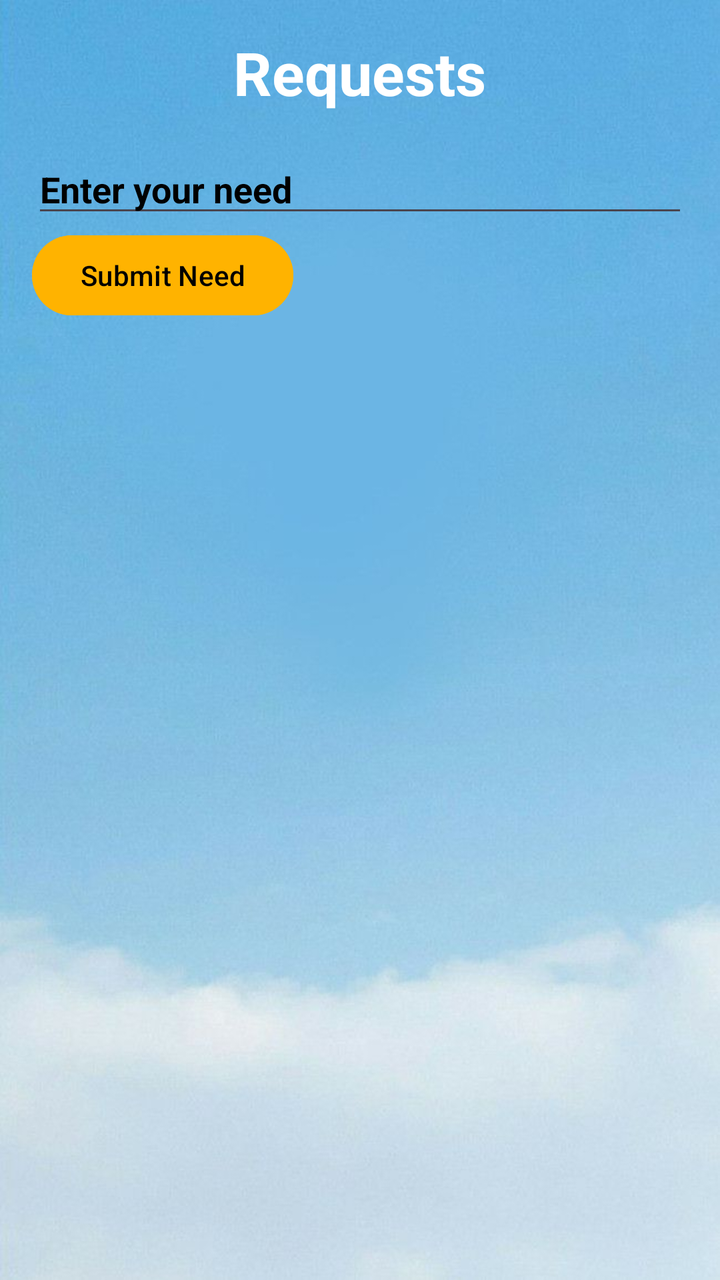
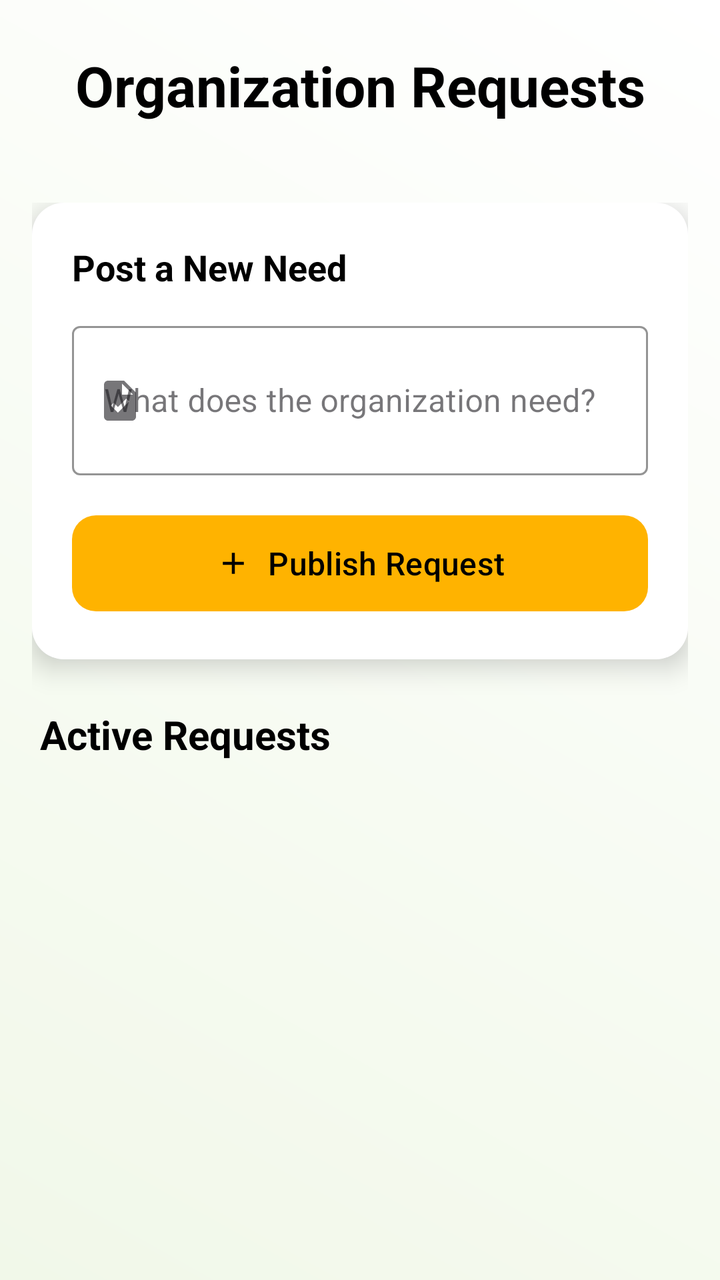

The first picture is an Android layout as it rendered before a commit; the second is the same layout after the commit. The layout source and the unified diff follow.
<!-- AndroidManifest.xml: application theme Theme.Orphans -->
<!-- res/layout/fragment_requests.xml -->
<?xml version="1.0" encoding="utf-8"?>
<LinearLayout xmlns:android="http://schemas.android.com/apk/res/android"
    android:layout_width="match_parent"
    android:layout_height="match_parent"
    android:orientation="vertical"
    android:padding="16dp"
    android:background="@drawable/organisation">
    <TextView
        android:id="@+id/textViewOrphanages"
        android:layout_width="wrap_content"
        android:layout_height="wrap_content"
        android:text="Requests"
        android:textSize="30sp"
        android:textStyle="bold"
        android:textColor="@color/white"
        android:layout_gravity="center"
        android:paddingBottom="16dp" />

    <EditText
        android:id="@+id/needEditText"
        android:layout_width="match_parent"
        android:layout_height="wrap_content"
        android:textColor="@color/black"
        android:textStyle="bold"
        android:hint="Enter your need"
        android:textColorHint="@color/black"/>

    <Button
        android:id="@+id/submitNeedButton"
        android:layout_width="wrap_content"
        android:layout_height="wrap_content"
        android:backgroundTint="@color/green1"
        android:textColor="@color/black"
        android:text="Submit Need" />

    <TextView
        android:id="@+id/noNeedsTextView"
        android:layout_width="wrap_content"
        android:layout_height="wrap_content"
        android:text="No needs submitted yet."
        android:visibility="gone" />

    <androidx.recyclerview.widget.RecyclerView
        android:id="@+id/needsRecyclerView"
        android:layout_width="match_parent"
        android:layout_height="wrap_content"
        android:layout_marginTop="16dp"
        android:visibility="gone" />
</LinearLayout>
<!-- resources referenced by this layout -->
<resources>
  <color name="black">#FF000000</color>
  <color name="green1">#FFB300</color>
  <color name="white">#FFFFFFFF</color>
  <!-- drawable organisation: png bitmap (drawable, 40322 bytes) -->
  <style name="Theme.Orphans" parent="Base.Theme.Orphans" />
  <style name="Base.Theme.Orphans" parent="Theme.Material3.DayNight.NoActionBar">
          
          
      </style>
</resources>

<!-- the commit's change to res/layout/fragment_requests.xml (unified diff, before → after) -->
@@ -1,49 +1,209 @@
 <?xml version="1.0" encoding="utf-8"?>
-<LinearLayout xmlns:android="http://schemas.android.com/apk/res/android"
+<androidx.coordinatorlayout.widget.CoordinatorLayout xmlns:android="http://schemas.android.com/apk/res/android"
+    xmlns:app="http://schemas.android.com/apk/res-auto"
+    xmlns:tools="http://schemas.android.com/tools"
     android:layout_width="match_parent"
     android:layout_height="match_parent"
-    android:orientation="vertical"
-    android:padding="16dp"
-    android:background="@drawable/organisation">
-    <TextView
-        android:id="@+id/textViewOrphanages"
-        android:layout_width="wrap_content"
-        android:layout_height="wrap_content"
-        android:text="Requests"
-        android:textSize="30sp"
-        android:textStyle="bold"
-        android:textColor="@color/white"
-        android:layout_gravity="center"
-        android:paddingBottom="16dp" />
-
-    <EditText
-        android:id="@+id/needEditText"
+    android:background="@drawable/bg_org_gradient">
+
+    <com.google.android.material.appbar.AppBarLayout
         android:layout_width="match_parent"
         android:layout_height="wrap_content"
-        android:textColor="@color/black"
-        android:textStyle="bold"
-        android:hint="Enter your need"
-        android:textColorHint="@color/black"/>
-
-    <Button
-        android:id="@+id/submitNeedButton"
-        android:layout_width="wrap_content"
-        android:layout_height="wrap_content"
-        android:backgroundTint="@color/green1"
-        android:textColor="@color/black"
-        android:text="Submit Need" />
-
-    <TextView
-        android:id="@+id/noNeedsTextView"
-        android:layout_width="wrap_content"
-        android:layout_height="wrap_content"
-        android:text="No needs submitted yet."
-        android:visibility="gone" />
-
-    <androidx.recyclerview.widget.RecyclerView
-        android:id="@+id/needsRecyclerView"
+        android:background="@android:color/transparent"
+        app:elevation="0dp">
+
+        <TextView
+            android:id="@+id/textViewOrphanages"
+            android:layout_width="match_parent"
+            android:layout_height="wrap_content"
+            android:padding="24dp"
+            android:text="Organization Requests"
+            android:textAlignment="center"
+            android:textColor="@color/black"
+            android:textSize="28sp"
+            android:textStyle="bold" />
+
+    </com.google.android.material.appbar.AppBarLayout>
+
+    <androidx.core.widget.NestedScrollView
+        android:layout_width="match_parent"
+        android:layout_height="match_parent"
+        app:layout_behavior="@string/appbar_scrolling_view_behavior">
+
+        <LinearLayout
+            android:layout_width="match_parent"
+            android:layout_height="wrap_content"
+            android:orientation="vertical"
+            android:padding="16dp">
+
+            
+            <com.google.android.material.card.MaterialCardView
+                android:layout_width="match_parent"
+                android:layout_height="wrap_content"
+                app:cardCornerRadius="16dp"
+                app:cardElevation="8dp"
+                app:strokeWidth="0dp">
+
+                <LinearLayout
+                    android:layout_width="match_parent"
+                    android:layout_height="wrap_content"
+                    android:orientation="vertical"
+                    android:padding="20dp"
+                    android:background="@color/white">
+
+                    <TextView
+                        android:layout_width="wrap_content"
+                        android:layout_height="wrap_content"
+                        android:text="Post a New Need"
+                        android:textColor="@color/black"
+                        android:textSize="18sp"
+                        android:textStyle="bold"
+                        android:layout_marginBottom="12dp"/>
+
+                    <com.google.android.material.textfield.TextInputLayout
+                        style="@style/Widget.MaterialComponents.TextInputLayout.OutlinedBox"
+                        android:layout_width="match_parent"
+                        android:layout_height="wrap_content"
+                        android:hint="What does the organization need?"
+                        app:boxStrokeColor="@color/green1"
+                        app:hintTextColor="@color/green1"
+                        app:startIconDrawable="@drawable/ic_requests">
+
+                        <com.google.android.material.textfield.TextInputEditText
+                            android:id="@+id/needEditText"
+                            android:layout_width="match_parent"
+                            android:layout_height="wrap_content"
+                            android:inputType="textMultiLine"
+                            android:minLines="2"
+                            android:textColor="@color/black" />
+                    </com.google.android.material.textfield.TextInputLayout>
+
+                    <com.google.android.material.button.MaterialButton
+                        android:id="@+id/submitNeedButton"
+                        android:layout_width="match_parent"
+                        android:layout_height="56dp"
+                        android:layout_marginTop="16dp"
+                        android:text="Publish Request"
+                        android:textColor="@color/black"
+                        android:textSize="16sp"
+                        app:backgroundTint="@color/green1"
+                        app:cornerRadius="12dp"
+                        app:icon="@drawable/ic_add"
+                        app:iconGravity="textStart"
+                        app:iconTint="@color/black" />
+
+                </LinearLayout>
+            </com.google.android.material.card.MaterialCardView>
+
+            <TextView
+                android:layout_width="wrap_content"
+                android:layout_height="wrap_content"
+                android:text="Active Requests"
+                android:textColor="@color/black"
+                android:textSize="20sp"
+                android:textStyle="bold"
+                android:layout_marginTop="24dp"
+                android:layout_marginStart="4dp"
+                android:layout_marginBottom="12dp"/>
+
+            
+            <FrameLayout
+                android:layout_width="match_parent"
+                android:layout_height="wrap_content"
+                android:minHeight="200dp">
+
+                <androidx.recyclerview.widget.RecyclerView
+                    android:id="@+id/needsRecyclerView"
+                    android:layout_width="match_parent"
+                    android:layout_height="wrap_content"
+                    android:clipToPadding="false"
+                    android:paddingBottom="80dp"
+                    tools:listitem="@layout/item_need" />
+
+                <LinearLayout
+                    android:id="@+id/noNeedsTextView"
+                    android:layout_width="match_parent"
+                    android:layout_height="wrap_content"
+                    android:layout_marginTop="40dp"
+                    android:gravity="center"
+                    android:orientation="vertical"
+                    android:visibility="gone">
+
+                    <ImageView
+                        android:layout_width="80dp"
+                        android:layout_height="80dp"
+                        android:src="@drawable/ic_requests"
+                        app:tint="#80000000" />
+
+                    <TextView
+                        android:layout_width="wrap_content"
+                        android:layout_height="wrap_content"
+                        android:layout_marginTop="12dp"
+                        android:text="No active requests"
+                        android:textColor="#CC000000"
+                        android:textSize="16sp" />
+                </LinearLayout>
+            </FrameLayout>
+
+        </LinearLayout>
+    </androidx.core.widget.NestedScrollView>
+
+</androidx.coordinatorlayout.widget.CoordinatorLayout>
+<!-- res/layout/item_need.xml (included above) -->
+<?xml version="1.0" encoding="utf-8"?>
+<com.google.android.material.card.MaterialCardView xmlns:android="http://schemas.android.com/apk/res/android"
+    xmlns:app="http://schemas.android.com/apk/res-auto"
+    android:layout_width="match_parent"
+    android:layout_height="wrap_content"
+    android:layout_marginHorizontal="16dp"
+    android:layout_marginVertical="8dp"
+    app:cardCornerRadius="12dp"
+    app:cardElevation="4dp"
+    app:strokeColor="#E0E0E0"
+    app:strokeWidth="1dp">
+
+    <androidx.constraintlayout.widget.ConstraintLayout
         android:layout_width="match_parent"
         android:layout_height="wrap_content"
-        android:layout_marginTop="16dp"
-        android:visibility="gone" />
-</LinearLayout>
+        android:padding="16dp"
+        android:background="#F9F9F9">
+
+        <ImageView
+            android:id="@+id/ic_need"
+            android:layout_width="24dp"
+            android:layout_height="24dp"
+            android:src="@drawable/ic_requests"
+            app:tint="@color/need"
+            app:layout_constraintStart_toStartOf="parent"
+            app:layout_constraintTop_toTopOf="@id/needDescription"
+            app:layout_constraintBottom_toBottomOf="@id/needDescription" />
+
+        <TextView
+            android:id="@+id/needDescription"
+            android:layout_width="0dp"
+            android:layout_height="wrap_content"
+            android:layout_marginStart="12dp"
+            android:layout_marginEnd="12dp"
+            android:fontFamily="sans-serif-medium"
+            android:textColor="@color/black"
+            android:textSize="18sp"
+            app:layout_constraintEnd_toStartOf="@id/deleteButton"
+            app:layout_constraintStart_toEndOf="@id/ic_need"
+            app:layout_constraintTop_toTopOf="parent"
+            app:layout_constraintBottom_toBottomOf="parent" />
+
+        <com.google.android.material.button.MaterialButton
+            android:id="@+id/deleteButton"
+            style="@style/Widget.MaterialComponents.Button.TextButton"
+            android:layout_width="wrap_content"
+            android:layout_height="wrap_content"
+            android:text="Delete"
+            android:textColor="#E53935"
+            app:icon="@drawable/ic_add"
+            app:iconTint="#E53935"
+            app:layout_constraintBottom_toBottomOf="parent"
+            app:layout_constraintEnd_toEndOf="parent"
+            app:layout_constraintTop_toTopOf="parent" />
+
+    </androidx.constraintlayout.widget.ConstraintLayout>
+</com.google.android.material.card.MaterialCardView>
<!-- resource entries referenced after the edit -->
@@ -2,8 +2,42 @@
 <resources>
   <color name="black">#FF000000</color>
   <color name="green1">#FFB300</color>
+  <color name="need">#FF0000</color>
   <color name="white">#FFFFFFFF</color>
-  <!-- drawable organisation: png bitmap (drawable, 40322 bytes) -->
+  <!-- drawable bg_org_gradient (drawable) -->
+  <?xml version="1.0" encoding="utf-8"?>
+  <shape xmlns:android="http://schemas.android.com/apk/res/android"
+      android:shape="rectangle">
+      <gradient
+          android:startColor="#F1F8E9"
+          android:endColor="#FFFFFF"
+          android:angle="45"
+          android:type="linear" />
+  </shape>
+  <!-- drawable ic_add (drawable) -->
+  <?xml version="1.0" encoding="utf-8"?>
+  <vector xmlns:android="http://schemas.android.com/apk/res/android"
+      android:height="24dp"
+      android:tint="#000000"
+      android:viewportHeight="24"
+      android:viewportWidth="24"
+      android:width="24dp">
+      <path
+          android:fillColor="@android:color/white"
+          android:pathData="M19,13h-6v6h-2v-6H5v-2h6V5h2v6h6v2z"/>
+  </vector>
+  <!-- drawable ic_requests (drawable) -->
+  <?xml version="1.0" encoding="utf-8"?>
+  <vector xmlns:android="http://schemas.android.com/apk/res/android"
+      android:height="24dp"
+      android:tint="#000000"
+      android:viewportHeight="24"
+      android:viewportWidth="24"
+      android:width="24dp">
+      <path
+          android:fillColor="@android:color/white"
+          android:pathData="M14,2H6C4.9,2 4.01,2.9 4.01,4L4,20c0,1.1 0.89,2 1.99,2H18c1.1,0 2,-0.9 2,-2V8L14,2zM10.94,18L7.4,14.46l1.41,-1.41l2.12,2.12l4.24,-4.24l1.41,1.41L10.94,18zM13,9V3.5L18.5,9H13z"/>
+  </vector>
   <style name="Theme.Orphans" parent="Base.Theme.Orphans" />
   <style name="Base.Theme.Orphans" parent="Theme.Material3.DayNight.NoActionBar">
           
